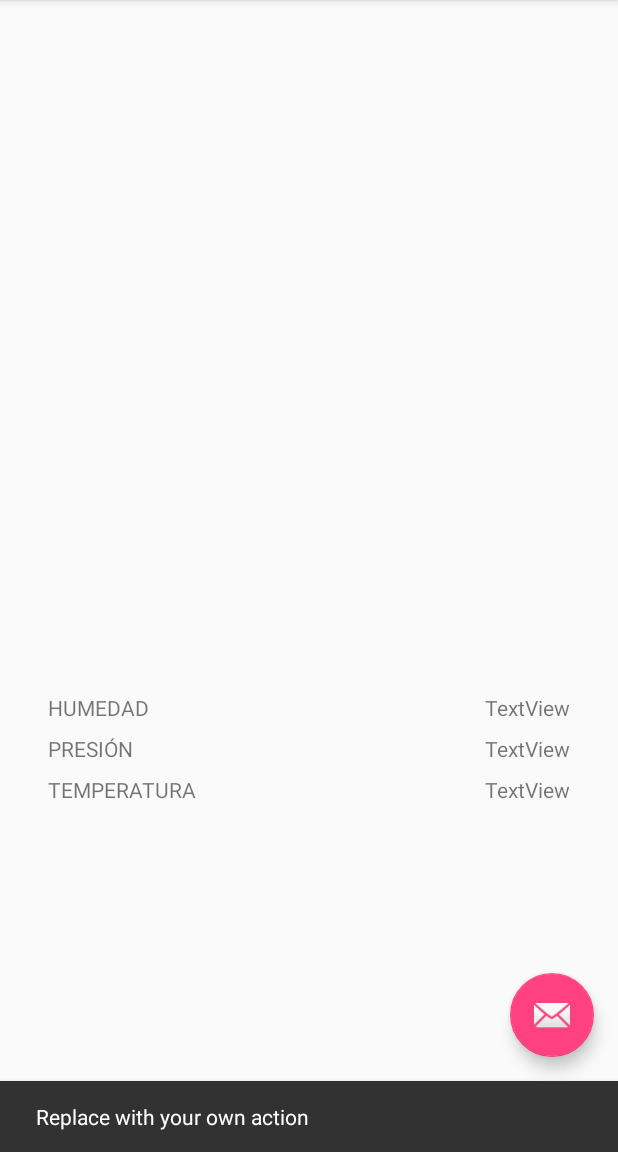
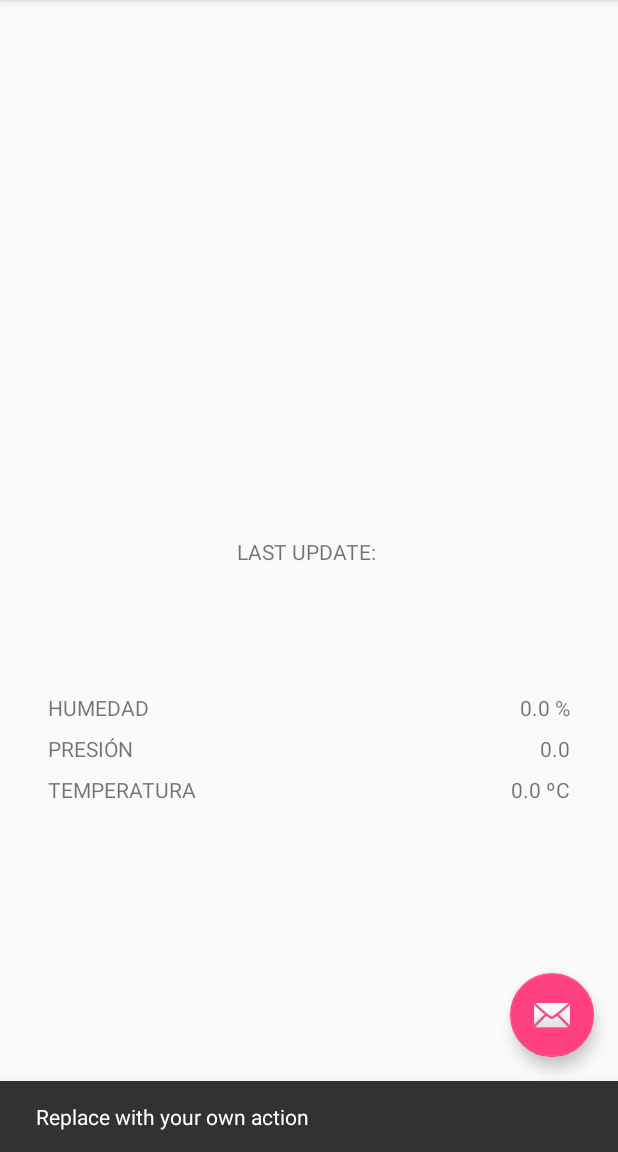
Before and after one commit to basius/ProjecteFinal, an Android app: the screen it shows after launch (MainActivity), after a tap on an icon or button, on a phone screen of 412 x 824 dp, the part 84-1236 px from its top. Run offline under Robolectric (Android 15) with nearby library versions, the phone set to English and light mode, and no system bars; our stand-ins replace Firebase (no records; nobody signed in at launch, a user with empty details on screens opened directly).

Commit message:
Modificat el metode d'ontencio de dades de firebase de tal manera que ara cada cop que s'afegeixi un resultat a la bd es mostrara a la app en temps real(addValueEventListener). Millora de la impresio de dades en pantalla(decimals)

```diff
--- a/app/src/main/java/com/example/basius/projectefinal/ConsultaTiempo.java
+++ b/app/src/main/java/com/example/basius/projectefinal/ConsultaTiempo.java
@@ -8,6 +8,7 @@ import android.util.Log;
 import android.view.LayoutInflater;
 import android.view.View;
 import android.view.ViewGroup;
+import android.widget.TextView;
 
 import com.google.firebase.database.DataSnapshot;
 import com.google.firebase.database.DatabaseError;
@@ -16,6 +17,7 @@ import com.google.firebase.database.FirebaseDatabase;
 import com.google.firebase.database.Query;
 import com.google.firebase.database.ValueEventListener;
 
+import java.text.DecimalFormat;
 import java.util.ArrayList;
 import java.util.Calendar;
 import java.util.Date;
@@ -30,6 +32,11 @@ public class ConsultaTiempo extends Fragment {
     //FIREBASE
     FirebaseDatabase database = FirebaseDatabase.getInstance();
     DatabaseReference referencia;
+    View view;
+    TextView tempF;
+    TextView humF;
+    TextView presF;
+    TextView infoLastUpdate;
     //INFO METEO
     public ConsultaTiempo() {
         // Required empty public constructor
@@ -45,13 +52,14 @@ public class ConsultaTiempo extends Fragment {
     public View onCreateView(LayoutInflater inflater, ViewGroup container,
                              Bundle savedInstanceState) {
         UltimosResultados();
-        return inflater.inflate(R.layout.fragment_consulta_tiempo, container, false);
+        view = inflater.inflate(R.layout.fragment_consulta_tiempo, container, false);
+        return view;
     }
 
     public void UltimosResultados(){
         referencia = database.getReference();
         Query lastQuery = referencia.orderByKey().limitToLast(1);
-        lastQuery.addListenerForSingleValueEvent(new ValueEventListener() {
+        lastQuery.addValueEventListener(new ValueEventListener() {
             @Override
             public void onDataChange(DataSnapshot dataSnapshot) {
                 String hour = "";
@@ -70,6 +78,14 @@ public class ConsultaTiempo extends Fragment {
                         press = test.child("PRESSURE").getValue(Double.class);
                     }
                 }
+                tempF = (TextView) view.findViewById(R.id.tempField);
+                tempF.setText((double)Math.round(temp*10d)/10d+" ºC");
+                humF = (TextView) view.findViewById(R.id.humField);
+                humF.setText((double)Math.round(humidity*10d)/10d+" %");
+                presF = (TextView) view.findViewById(R.id.presField);
+                presF.setText((double)Math.round(press*10d)/10d+"");
+                infoLastUpdate = (TextView) view.findViewById(R.id.infoLastUpdate);
+                infoLastUpdate.setText("LAST UPDATE: "+hour);
                 System.out.println(hour+" --> TEMPERATURA: "+temp);
                 System.out.println(hour+" --> HUMIDITY: "+humidity);
                 System.out.println(hour+" --> PRESSURE: "+press);
--- a/app/src/main/res/layout/fragment_consulta_tiempo.xml
+++ b/app/src/main/res/layout/fragment_consulta_tiempo.xml
@@ -24,7 +24,6 @@
         android:layout_marginBottom="216dp" />
 
     <TextView
-        android:text="TextView"
         android:layout_width="wrap_content"
         android:layout_height="wrap_content"
         android:id="@+id/tempField"
@@ -65,7 +64,6 @@
         android:layout_marginBottom="8dp" />
 
     <TextView
-        android:text="TextView"
         android:layout_width="wrap_content"
         android:layout_height="wrap_content"
         android:id="@+id/humField"
@@ -76,7 +74,6 @@
         android:layout_marginBottom="8dp" />
 
     <TextView
-        android:text="TextView"
         android:layout_width="wrap_content"
         android:layout_height="wrap_content"
         android:id="@+id/presField"
@@ -86,4 +83,20 @@
         app:layout_constraintBottom_toTopOf="@+id/tempField"
         android:layout_marginBottom="8dp" />
 
+    <TextView
+        android:layout_width="wrap_content"
+        android:layout_height="wrap_content"
+        android:id="@+id/infoLastUpdate"
+        android:layout_marginTop="16dp"
+        app:layout_constraintTop_toTopOf="parent"
+        app:layout_constraintBottom_toTopOf="@+id/humTitle"
+        android:layout_marginBottom="8dp"
+        android:layout_marginEnd="16dp"
+        app:layout_constraintRight_toRightOf="parent"
+        android:layout_marginRight="16dp"
+        android:layout_marginStart="16dp"
+        app:layout_constraintLeft_toLeftOf="parent"
+        android:layout_marginLeft="16dp"
+        app:layout_constraintVertical_bias="0.81" />
+
 </android.support.constraint.ConstraintLayout>
```
